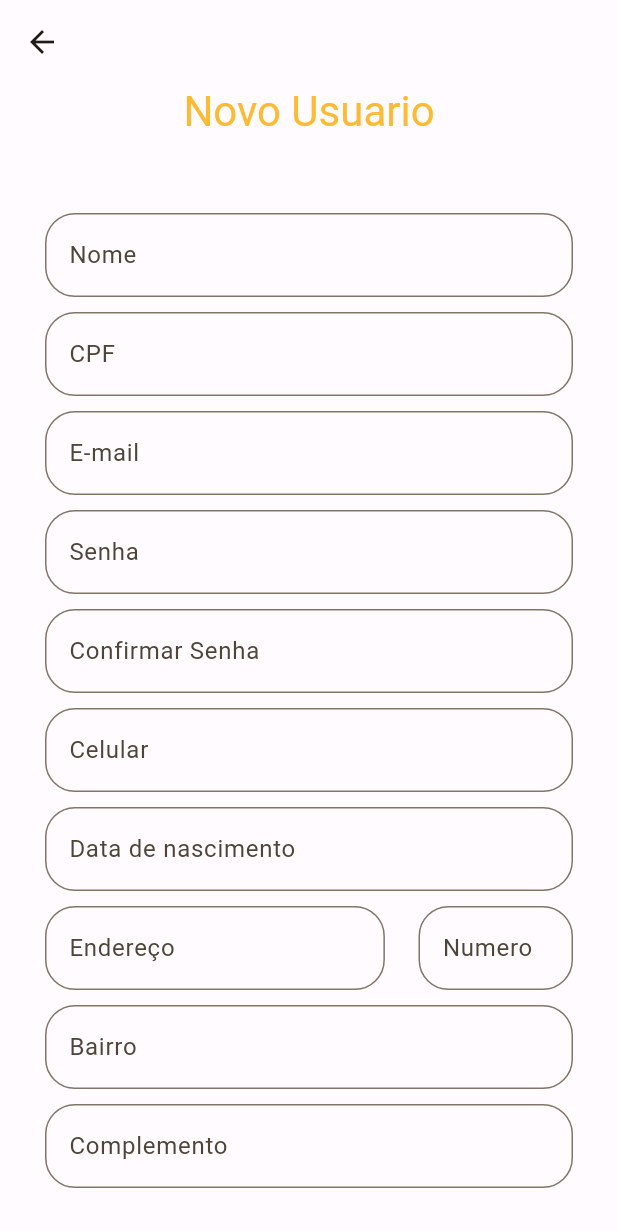
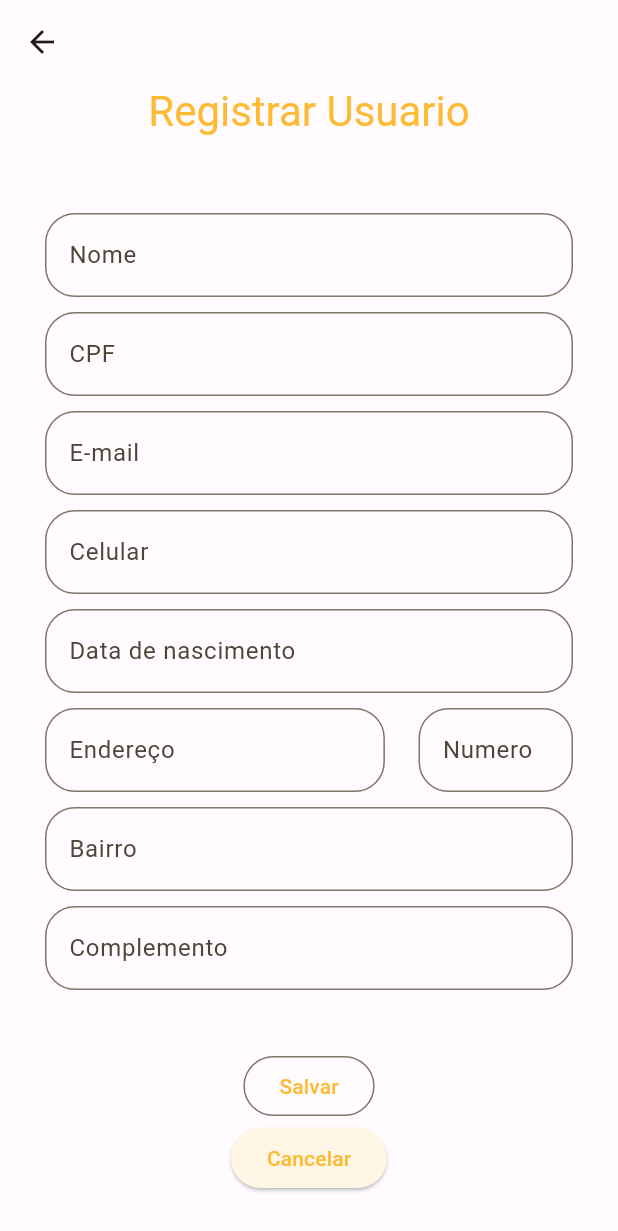
Before and after one commit to KallewMachado/control-data-front, a Flutter app: the RegisterUserPage screen opened by its route, on a phone screen of 412 x 824 dp. Shown: the top 1231 px of the screen. Run offline on Flutter 3.47's test engine with Material 2 defaults, Android fonts, the phone set to English and light mode, and no system bars; our stand-ins replace brasil_fields, flutter_dotenv, flutter_mobx, flutter_modular, hive_flutter, mobx and 1 more; accounts and stored records are empty; generated files the repository leaves out were written again.

Commit message:
feat: add register user

```diff
--- a/lib/app/core/views/register_user_page.dart
+++ b/lib/app/core/views/register_user_page.dart
@@ -1,11 +1,12 @@
 import 'package:control_data/app/core/views/widgets/custom_textform_widget.dart';
 import 'package:control_data/app/modules/auth/views/auth_store.dart';
 import 'package:brasil_fields/brasil_fields.dart';
+import 'package:control_data/app/modules/users/views/users_store.dart';
 import 'package:flutter/material.dart';
 import 'package:flutter/services.dart';
 import 'package:flutter_modular/flutter_modular.dart';
 import 'package:supabase_flutter/supabase_flutter.dart';
-import '../model/auth_model.dart';
+import 'package:uuid/uuid.dart';
 
 class RegisterUserPage extends StatefulWidget {
   const RegisterUserPage({super.key});
@@ -16,12 +17,12 @@ class RegisterUserPage extends StatefulWidget {
 
 class _RegisterUserPageState extends State<RegisterUserPage> {
   final _authStore = Modular.get<AuthStore>();
+  final _userStore = Modular.get<UsersStore>();
   final _formKey = GlobalKey<FormState>();
+
   final _nameController = TextEditingController();
   final _cpfController = TextEditingController();
   final _emailController = TextEditingController();
-  final _passwordController = TextEditingController();
-  final _confirmPasswordController = TextEditingController();
   final _endressController = TextEditingController();
   final _numController = TextEditingController();
   final _foneController = TextEditingController();
@@ -29,14 +30,14 @@ class _RegisterUserPageState extends State<RegisterUserPage> {
   final _complementController = TextEditingController();
   final _dateBirthController = TextEditingController();
 
+  var uuid = const Uuid();
+
   final isRequiredField = 'Este campo é obrigatório!';
 
   @override
   void dispose() {
     _nameController.dispose();
     _emailController.dispose();
-    _passwordController.dispose();
-    _confirmPasswordController.dispose();
     _endressController.dispose();
     _numController.dispose();
     _foneController.dispose();
@@ -62,7 +63,7 @@ class _RegisterUserPageState extends State<RegisterUserPage> {
               child: Column(
                 children: [
                   Text(
-                    'Novo Usuario',
+                    'Registrar Usuario',
                     style: theme.textTheme.headlineMedium
                         ?.copyWith(color: theme.colorScheme.primary),
                   ),
@@ -102,32 +103,6 @@ class _RegisterUserPageState extends State<RegisterUserPage> {
                     label: const Text('E-mail'),
                     validator: (email) {
                       if (email == null || email.isEmpty) {
-                        return isRequiredField;
-                      } else {
-                        return null;
-                      }
-                    },
-                  ),
-                  SizedBox(height: spacing),
-                  CustomTextFormWidget(
-                    controller: _passwordController,
-                    obscureText: true,
-                    label: const Text('Senha'),
-                    validator: (password) {
-                      if (password == null || password.isEmpty) {
-                        return isRequiredField;
-                      } else {
-                        return null;
-                      }
-                    },
-                  ),
-                  SizedBox(height: spacing),
-                  CustomTextFormWidget(
-                    controller: _confirmPasswordController,
-                    obscureText: true,
-                    label: const Text('Confirmar Senha'),
-                    validator: (confirmPass) {
-                      if (confirmPass == null || confirmPass.isEmpty) {
                         return isRequiredField;
                       } else {
                         return null;
@@ -215,45 +190,29 @@ class _RegisterUserPageState extends State<RegisterUserPage> {
                   CustomTextFormWidget(
                     controller: _complementController,
                     label: const Text('Complemento'),
-                    validator: (complement) {
-                      if (complement == null || complement.isEmpty) {
-                        return isRequiredField;
-                      } else {
-                        return null;
-                      }
-                    },
                   ),
                   const SizedBox(height: 40),
                   OutlinedButton(
                     onPressed: () async {
                       if (_formKey.currentState!.validate()) {
                         try {
-                          AuthModel auth = AuthModel(
-                            id: '',
-                            email: _emailController.text.trim(),
-                            password: _passwordController.text.trim(),
-                          );
-
                           DateTime date = DateTime.parse(_dateBirthController
                               .text
                               .replaceAll('/', '-')
                               .trim());
                           String dateBirth = date.toString().split(' ')[0];
 
-                          AuthModel result = await _authStore.createUser(auth);
-
                           Map<String, dynamic> json = {
-                            "id": result.id,
                             "name": _nameController.text.trim(),
                             "cpf": _cpfController.text.trim(),
-                            "email": result.email,
+                            "email": _emailController.text.trim(),
                             "date_birth": dateBirth,
                             "fone": _foneController.text.trim(),
                             "street": _endressController.text.trim(),
                             "num": _numController.text.trim(),
                             "district": _districtController.text.trim(),
                             "complement": _complementController.text.trim(),
-                            "user_created": result.id,
+                            "user_created": _userStore.user.id,
                           };
 
                           await _authStore.newUser(json);
@@ -266,7 +225,7 @@ class _RegisterUserPageState extends State<RegisterUserPage> {
                         }
                       }
                     },
-                    child: const Text('Registrar'),
+                    child: const Text('Salvar'),
                   ),
                   ElevatedButton(
                     onPressed: () {
```
